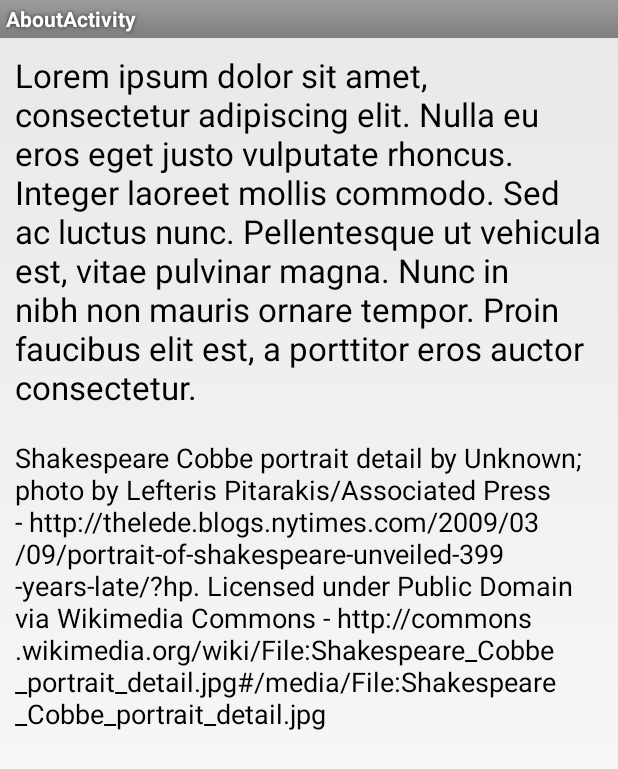
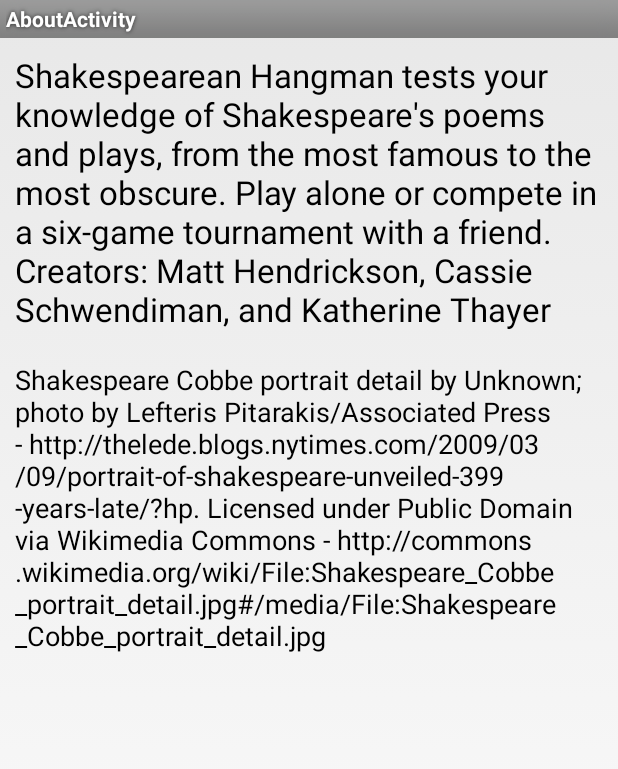
Before and after one commit to cschwendiman/shakespeareanhangman, an Android app: the AboutActivity screen opened directly, with no data from a screen before it, on a phone screen of 412 x 824 dp. Shown: the top 769 px of the screen. Run offline under Robolectric (Android 15) with nearby library versions, the phone set to English and light mode, and no system bars.

Commit message:
Changed About text, started adding sound.

```diff
--- a/app/src/main/res/layout/activity_main_menu.xml
+++ b/app/src/main/res/layout/activity_main_menu.xml
@@ -13,7 +13,8 @@
             android:layout_height="wrap_content"
             android:text="@string/new_game"
             android:id="@+id/new_game_button" android:layout_centerHorizontal="true"
-            android:layout_above="@+id/two_player_game_button" android:layout_marginBottom="10dp"
+            android:layout_above="@+id/two_player_game_button"
+            android:layout_marginBottom="10dp"
             android:clickable="true"
             android:onClick="buttonClick"/>
     <Button
--- a/app/src/main/res/values/strings.xml
+++ b/app/src/main/res/values/strings.xml
@@ -16,10 +16,8 @@
 
     <!-- About -->
     <string name="title_activity_about">AboutActivity</string>
-    <string name="about_info">Lorem ipsum dolor sit amet, consectetur adipiscing elit. Nulla eu eros eget justo
-        vulputate rhoncus. Integer laoreet mollis commodo. Sed ac luctus nunc. Pellentesque ut vehicula est, vitae
-        pulvinar magna. Nunc in nibh non mauris ornare tempor. Proin faucibus elit est, a porttitor eros auctor
-        consectetur.</string>
+    <string name="about_info">Shakespearean Hangman tests your knowledge of Shakespeare\'s poems and plays, from the most famous to the most obscure.
+                              Play alone or compete in a six-game tournament with a friend.\nCreators: Matt Hendrickson, Cassie Schwendiman, and Katherine Thayer</string>
     <string name="image_attribution">"Shakespeare Cobbe portrait detail" by Unknown; photo by Lefteris
         Pitarakis/Associated Press -
         http://thelede.blogs.nytimes.com/2009/03/09/portrait-of-shakespeare-unveiled-399-years-late/?hp. Licensed under
```
Also changed, not shown: app/src/main/java/cs371m/shakespeareanhangman/GameActivity.java (+34 -2 lines), 1 other file.
